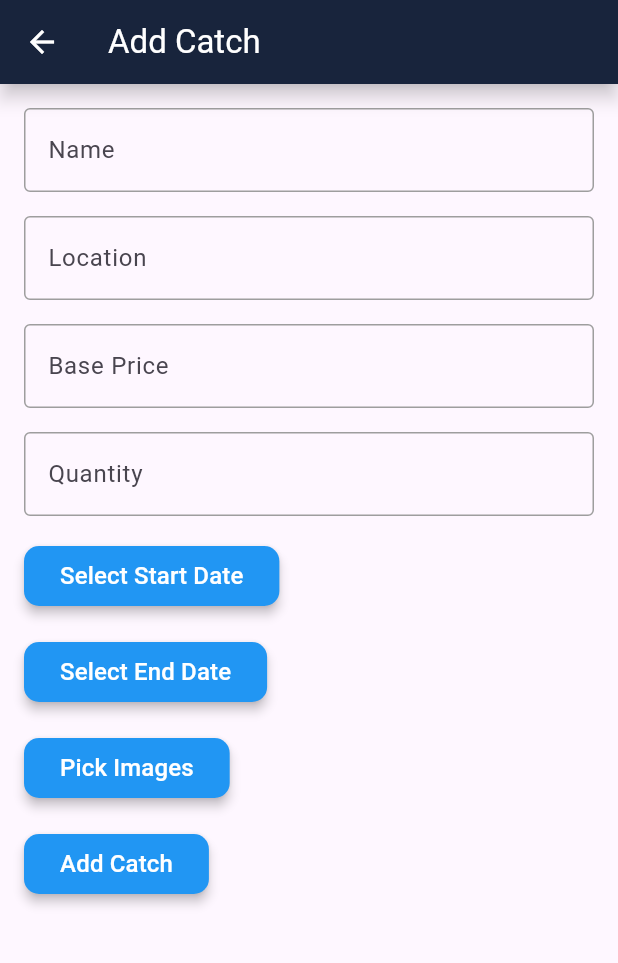
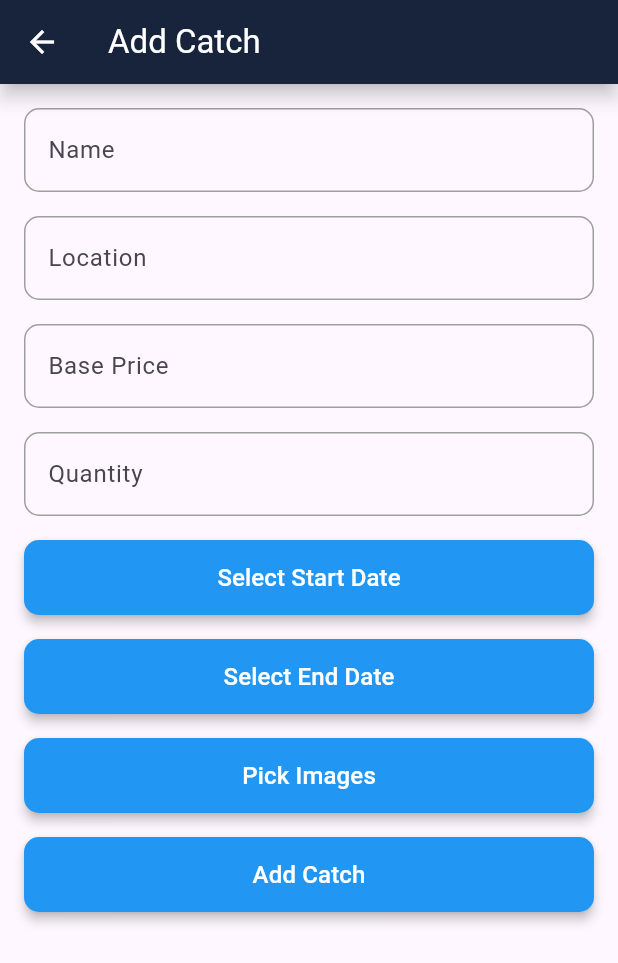
Before and after one commit to KushAgrawal1404/FishLink, a Flutter app: the AddCatchPage screen opened by its route, on a phone screen of 412 x 824 dp. Shown: the top 963 px of the screen. Run offline on Flutter 3.47's test engine with Material 3 defaults, Android fonts, the phone set to English and light mode, and no system bars; our stand-ins replace flutter_rating_bar, image_picker, shared_preferences; missing offline and left inert: onesignal_flutter; accounts and stored records are empty.

Commit message:
updated add_catch UI

```diff
--- a/lib/screens/add_catch.dart
+++ b/lib/screens/add_catch.dart
@@ -204,8 +204,6 @@ class _AddCatchPageState extends State<AddCatchPage> {
     }
   }
 
-
-
   @override
   Widget build(BuildContext context) {
     return Scaffold(
@@ -222,12 +220,22 @@ class _AddCatchPageState extends State<AddCatchPage> {
                 controller: _nameController,
                 decoration: const InputDecoration(
                   labelText: 'Name',
-                  border: OutlineInputBorder(),
+                  border: OutlineInputBorder(
+                    borderRadius: BorderRadius.all(
+                      Radius.circular(10.0), // Set border radius here
+                    ),
+                  ),
                   focusedBorder: OutlineInputBorder(
                     borderSide: BorderSide(color: Colors.blue, width: 2.0),
+                    borderRadius: BorderRadius.all(
+                      Radius.circular(10.0), // Set border radius here
+                    ),
                   ),
                   enabledBorder: OutlineInputBorder(
                     borderSide: BorderSide(color: Colors.grey),
+                    borderRadius: BorderRadius.all(
+                      Radius.circular(10.0), // Set border radius here
+                    ),
                   ),
                 ),
               ),
@@ -236,12 +244,22 @@ class _AddCatchPageState extends State<AddCatchPage> {
                 controller: _locationController,
                 decoration: const InputDecoration(
                   labelText: 'Location',
-                  border: OutlineInputBorder(),
+                  border: OutlineInputBorder(
+                    borderRadius: BorderRadius.all(
+                      Radius.circular(10.0), // Set border radius here
+                    ),
+                  ),
                   focusedBorder: OutlineInputBorder(
                     borderSide: BorderSide(color: Colors.blue, width: 2.0),
+                    borderRadius: BorderRadius.all(
+                      Radius.circular(10.0), // Set border radius here
+                    ),
                   ),
                   enabledBorder: OutlineInputBorder(
                     borderSide: BorderSide(color: Colors.grey),
+                    borderRadius: BorderRadius.all(
+                      Radius.circular(10.0), // Set border radius here
+                    ),
                   ),
                 ),
               ),
@@ -251,12 +269,22 @@ class _AddCatchPageState extends State<AddCatchPage> {
                 keyboardType: TextInputType.number,
                 decoration: const InputDecoration(
                   labelText: 'Base Price',
-                  border: OutlineInputBorder(),
+                  border: OutlineInputBorder(
+                    borderRadius: BorderRadius.all(
+                      Radius.circular(10.0), // Set border radius here
+                    ),
+                  ),
                   focusedBorder: OutlineInputBorder(
                     borderSide: BorderSide(color: Colors.blue, width: 2.0),
+                    borderRadius: BorderRadius.all(
+                      Radius.circular(10.0), // Set border radius here
+                    ),
                   ),
                   enabledBorder: OutlineInputBorder(
                     borderSide: BorderSide(color: Colors.grey),
+                    borderRadius: BorderRadius.all(
+                      Radius.circular(10.0), // Set border radius here
+                    ),
                   ),
                 ),
               ),
@@ -266,17 +294,30 @@ class _AddCatchPageState extends State<AddCatchPage> {
                 keyboardType: TextInputType.number,
                 decoration: const InputDecoration(
                   labelText: 'Quantity',
-                  border: OutlineInputBorder(),
+                  border: OutlineInputBorder(
+                    borderRadius: BorderRadius.all(
+                      Radius.circular(10.0), // Set border radius here
+                    ),
+                  ),
                   focusedBorder: OutlineInputBorder(
                     borderSide: BorderSide(color: Colors.blue, width: 2.0),
+                    borderRadius: BorderRadius.all(
+                      Radius.circular(10.0), // Set border radius here
+                    ),
                   ),
                   enabledBorder: OutlineInputBorder(
                     borderSide: BorderSide(color: Colors.grey),
+                    borderRadius: BorderRadius.all(
+                      Radius.circular(10.0), // Set border radius here
+                    ),
                   ),
                 ),
               ),
               const SizedBox(height: 16),
-              ElevatedButton(
+              SizedBox(
+                width: 400, // <-- Your width
+                height: 50, // <-- Your height
+                child: ElevatedButton(
                   onPressed: _selectStartTime,
                   style: ElevatedButton.styleFrom(
                     backgroundColor: Colors.blue,
@@ -293,9 +334,13 @@ class _AddCatchPageState extends State<AddCatchPage> {
                     ),
                   ),
                 ),
+              ),
               if (_startTime != null) Text('Start Date: $_startTime'),
               const SizedBox(height: 16),
-              ElevatedButton(
+              SizedBox(
+                width: 400, // <-- Your width
+                height: 50, // <-- Your height
+                child: ElevatedButton(
                   onPressed: _selectEndTime,
                   style: ElevatedButton.styleFrom(
                     backgroundColor: Colors.blue,
@@ -312,9 +357,13 @@ class _AddCatchPageState extends State<AddCatchPage> {
                     ),
                   ),
                 ),
+              ),
               if (_endTime != null) Text('End Date: $_endTime'),
               const SizedBox(height: 16),
-              ElevatedButton(
+              SizedBox(
+                width: 400, // <-- Your width
+                height: 50, // <-- Your height
+                child: ElevatedButton(
                   onPressed: _selectImages,
                   style: ElevatedButton.styleFrom(
                     backgroundColor: Colors.blue,
@@ -328,6 +377,7 @@ class _AddCatchPageState extends State<AddCatchPage> {
                     style: TextStyle(
                       color: Colors.white,
                       fontSize: 16,
+                    ),
                   ),
                 ),
               ),
@@ -381,7 +431,10 @@ class _AddCatchPageState extends State<AddCatchPage> {
                 future: _loadEmail(),
                 builder: (context, snapshot) {
                   if (snapshot.connectionState == ConnectionState.done) {
-                    return ElevatedButton(
+                    return SizedBox(
+                      width: 400, // <-- Your width
+                      height: 50, // <-- Your height
+                      child: ElevatedButton(
                         onPressed: () {
                           _addCatch(snapshot.data!);
                         },
@@ -399,6 +452,7 @@ class _AddCatchPageState extends State<AddCatchPage> {
                             fontSize: 16,
                           ),
                         ),
+                      ),
                     );
                   } else {
                     return const CircularProgressIndicator();
```
Lines whose indentation alone changed are shown as unchanged.
